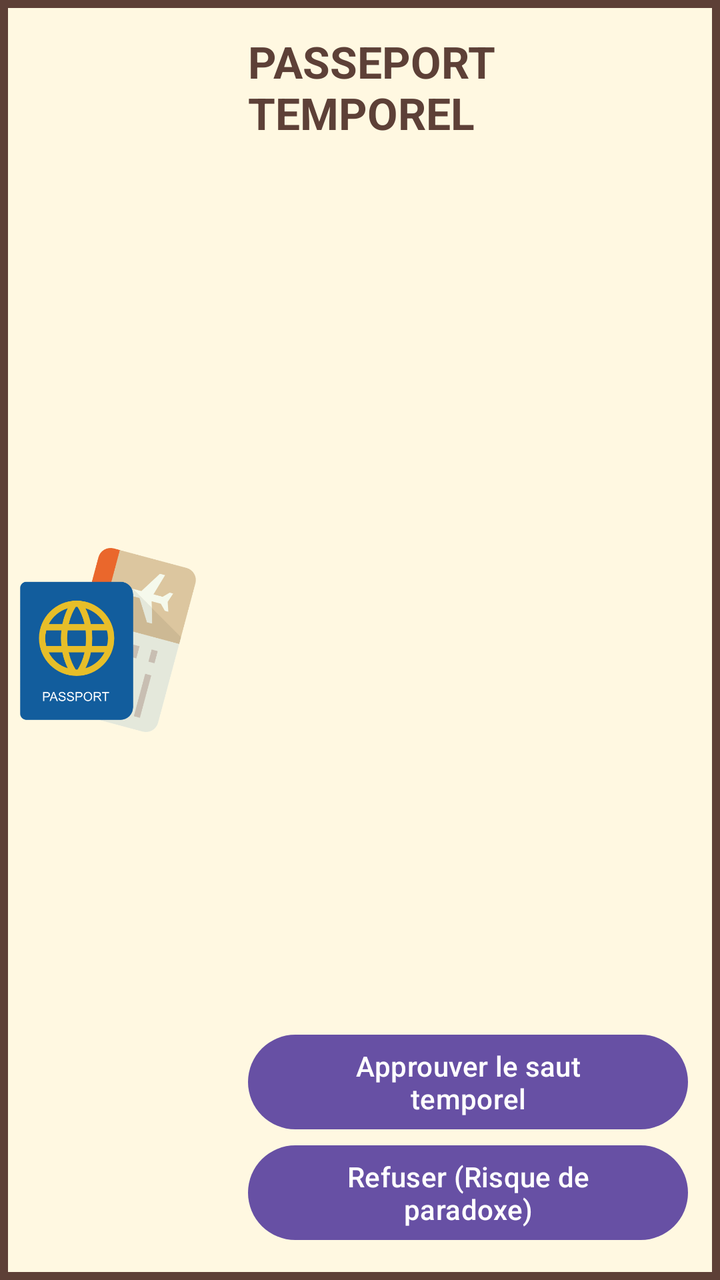
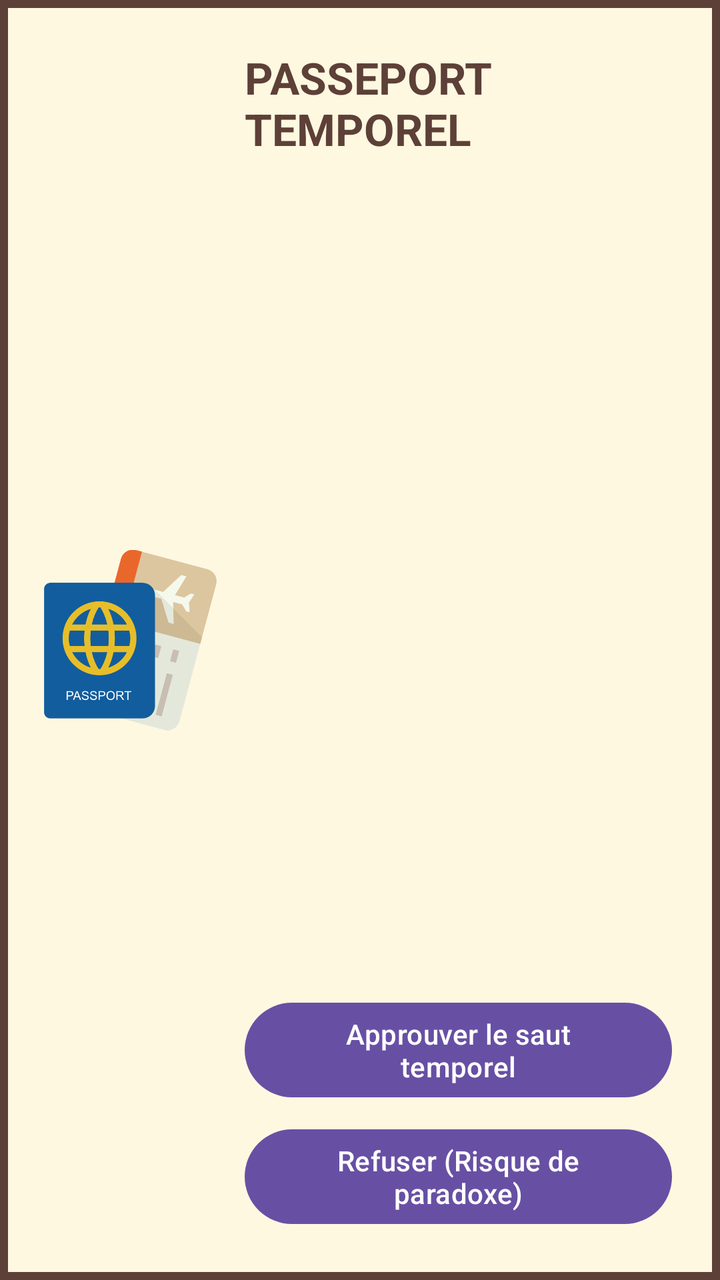

An Android layout rendered at two revisions. The XML below is the earlier revision; the diff shows what the commit changed to produce the second picture.
<!-- AndroidManifest.xml: application theme Theme.DouaneTemporelle -->
<!-- res/layout/activity_verification.xml -->
<?xml version="1.0" encoding="utf-8"?>
<LinearLayout xmlns:android="http://schemas.android.com/apk/res/android"
    android:layout_width="match_parent"
    android:layout_height="match_parent"
    android:background="@drawable/fond_billet"
    android:fitsSystemWindows="true"
    android:orientation="horizontal"
    android:weightSum="1">

    <ImageView
        android:id="@+id/img_logo_dj"
        android:layout_width="0dp"
            android:layout_height="match_parent"
        android:layout_weight="0.3"
        android:contentDescription="@string/desc_image"
        android:padding="8dp"
        android:scaleType="centerInside"
        android:src="@drawable/passport" />

    <RelativeLayout
        android:layout_width="0dp"
        android:layout_height="match_parent"
        android:layout_weight="0.7"
        android:padding="16dp">

        <TextView
            android:id="@+id/tv_titre_passeport_dj"
            android:layout_width="match_parent"
            android:layout_height="wrap_content"
            android:text="@string/titre_passeport"
            android:textColor="@color/marron"
            android:textSize="22sp"
            android:textStyle="bold" />

        <TextView
            android:id="@+id/tv_nom_dj"
            android:layout_width="match_parent"
            android:layout_height="wrap_content"
            android:layout_below="@id/tv_titre_passeport_dj"
            android:layout_marginTop="16dp"
            android:textColor="@color/black"
            android:textSize="18sp" />

        <TextView
            android:id="@+id/tv_age_dj"
            android:layout_width="match_parent"
            android:layout_height="wrap_content"
            android:layout_below="@id/tv_nom_dj"
            android:layout_marginTop="8dp"
            android:textColor="@color/black"
            android:textSize="18sp" />

        <TextView
            android:id="@+id/tv_annees_dj"
            android:layout_width="match_parent"
            android:layout_height="wrap_content"
            android:layout_below="@id/tv_age_dj"
            android:layout_marginTop="8dp"
            android:textColor="@color/black"
            android:textSize="18sp" />

        <TextView
            android:id="@+id/tv_motif_dj"
            android:layout_width="match_parent"
            android:layout_height="wrap_content"
            android:layout_below="@id/tv_annees_dj"
            android:layout_marginTop="8dp"
            android:textColor="@color/black"
            android:textSize="18sp" />


        <Button
            android:id="@+id/btn_refuser_dj"
            android:layout_width="match_parent"
            android:layout_height="wrap_content"
            android:layout_alignParentBottom="true"
            android:text="@string/btn_refuser" />

        <Button
            android:id="@+id/btn_approuver_dj"
            android:layout_width="match_parent"
            android:layout_height="wrap_content"
            android:layout_above="@id/btn_refuser_dj"
            android:text="@string/btn_approuver" />
    </RelativeLayout>
    
</LinearLayout>
<!-- resources referenced by this layout -->
<resources>
  <color name="black">#FF000000</color>
  <color name="marron">#5D4037</color>
  <!-- drawable fond_billet (drawable) -->
  <?xml version="1.0" encoding="utf-8"?>
  <shape xmlns:android="http://schemas.android.com/apk/res/android"
      android:shape="rectangle">
      <solid android:color="@color/papier" />
      <stroke
          android:width="4dp"
          android:color="@color/marron" />
  </shape>
  <!-- drawable passport: png bitmap (drawable, 34968 bytes) -->
  <string name="btn_approuver">Approuver le saut temporel</string>
  <string name="btn_refuser">Refuser (Risque de paradoxe)</string>
  <string name="desc_image">Logo du passeport</string>
  <string name="titre_passeport">PASSEPORT TEMPOREL</string>
  <style name="Theme.DouaneTemporelle" parent="Base.Theme.DouaneTemporelle" />
  <color name="papier">#FFF8E1</color>
  <style name="Base.Theme.DouaneTemporelle" parent="Theme.Material3.DayNight.NoActionBar">
          
          
      </style>
</resources>

<!-- the commit's change to res/layout/activity_verification.xml (unified diff, before → after) -->
@@ -5,23 +5,24 @@
     android:background="@drawable/fond_billet"
     android:fitsSystemWindows="true"
     android:orientation="horizontal"
+    android:padding="16dp"
     android:weightSum="1">
 
     <ImageView
         android:id="@+id/img_logo_dj"
         android:layout_width="0dp"
-            android:layout_height="match_parent"
+        android:layout_height="match_parent"
         android:layout_weight="0.3"
         android:contentDescription="@string/desc_image"
-        android:padding="8dp"
-        android:scaleType="centerInside"
+        android:padding="4dp"
+        android:scaleType="fitCenter"
         android:src="@drawable/passport" />
 
     <RelativeLayout
         android:layout_width="0dp"
         android:layout_height="match_parent"
         android:layout_weight="0.7"
-        android:padding="16dp">
+        android:padding="8dp">
 
         <TextView
             android:id="@+id/tv_titre_passeport_dj"
@@ -46,7 +47,7 @@
             android:layout_width="match_parent"
             android:layout_height="wrap_content"
             android:layout_below="@id/tv_nom_dj"
-            android:layout_marginTop="8dp"
+            android:layout_marginTop="16dp"
             android:textColor="@color/black"
             android:textSize="18sp" />
 
@@ -74,14 +75,17 @@
             android:layout_width="match_parent"
             android:layout_height="wrap_content"
             android:layout_alignParentBottom="true"
-            android:text="@string/btn_refuser" />
+            android:text="@string/btn_refuser"
+            />
 
         <Button
             android:id="@+id/btn_approuver_dj"
             android:layout_width="match_parent"
             android:layout_height="wrap_content"
             android:layout_above="@id/btn_refuser_dj"
-            android:text="@string/btn_approuver" />
+            android:layout_marginBottom="8dp"
+            android:text="@string/btn_approuver"
+            />
     </RelativeLayout>
     
 </LinearLayout>
